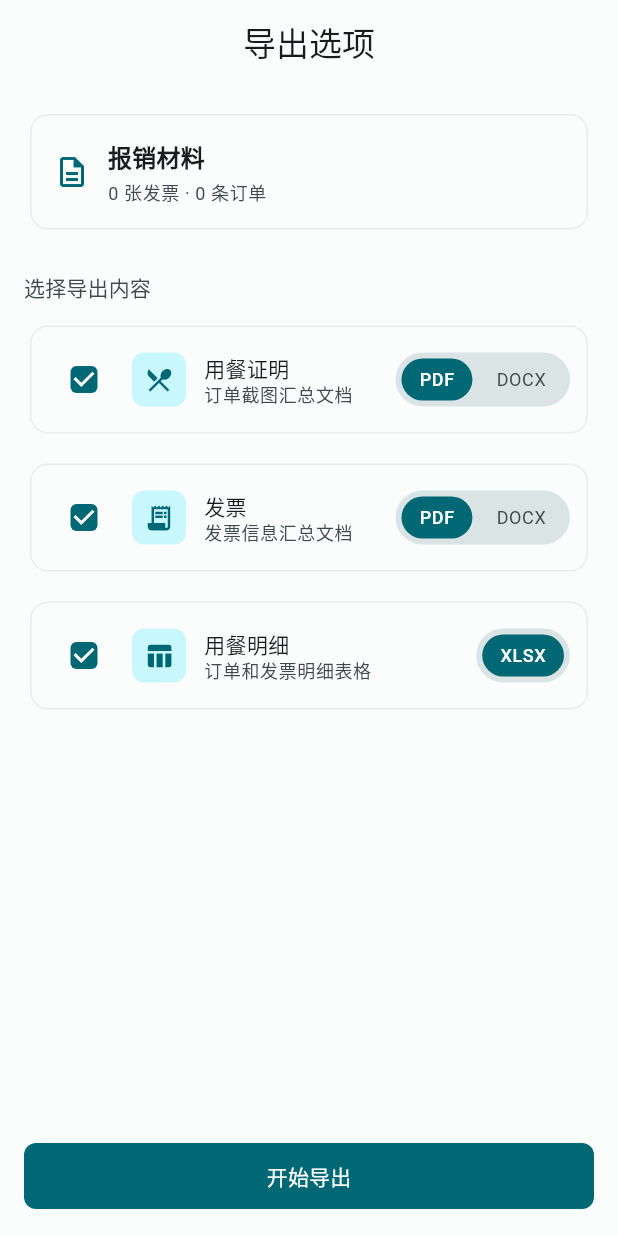
After one commit to AccAutomaton/ReceiptTamer, a Flutter app: the ExportOptionsScreen screen opened by its route, after a tap on "开始导出", on a phone screen of 412 x 824 dp. The commit adds this screen. Run offline on Flutter 3.47's test engine with Material 3 defaults, Android fonts, the phone set to English and light mode, and no system bars; our stand-ins replace easy_refresh, file_picker, flutter_riverpod, freezed_annotation, go_router, image_picker and 3 more; missing offline and left inert: syncfusion_flutter_pdf, syncfusion_flutter_pdfviewer; accounts and stored records are empty.

Commit message:
报销材料导出选项界面设计

```diff
--- /dev/null
+++ b/lib/presentation/screens/export/export_options_screen.dart
@@ -0,0 +1,394 @@
+import 'dart:typed_data';
+
+import 'package:catering_receipt_recorder/presentation/widgets/common/app_button.dart';
+import 'package:file_picker/file_picker.dart';
+import 'package:flutter/material.dart';
+import 'package:flutter_riverpod/flutter_riverpod.dart';
+
+/// Export options screen - choose what to export
+class ExportOptionsScreen extends ConsumerStatefulWidget {
+  final List<int> invoiceIds;
+  final List<int> orderIds;
+
+  const ExportOptionsScreen({
+    required this.invoiceIds,
+    required this.orderIds,
+    super.key,
+  });
+
+  @override
+  ConsumerState<ExportOptionsScreen> createState() => _ExportOptionsScreenState();
+}
+
+class _ExportOptionsScreenState extends ConsumerState<ExportOptionsScreen> {
+  // Export type selection
+  bool _exportMealProof = true;
+  bool _exportInvoice = true;
+  bool _exportMealDetails = true;
+
+  // Format selection for each type
+  ExportFormat _mealProofFormat = ExportFormat.pdf;
+  ExportFormat _invoiceFormat = ExportFormat.pdf;
+  // Meal details only supports xlsx
+
+  bool _isExporting = false;
+
+  @override
+  Widget build(BuildContext context) {
+    final theme = Theme.of(context);
+    final colorScheme = theme.colorScheme;
+
+    return Scaffold(
+      appBar: AppBar(
+        title: const Text('导出选项'),
+        elevation: 0,
+      ),
+      body: Column(
+        children: [
+          Expanded(
+            child: ListView(
+              padding: const EdgeInsets.all(16),
+              children: [
+                // Summary card
+                Card(
+                  child: Padding(
+                    padding: const EdgeInsets.all(16),
+                    child: Row(
+                      children: [
+                        Icon(Icons.description_outlined, color: colorScheme.primary),
+                        const SizedBox(width: 12),
+                        Expanded(
+                          child: Column(
+                            crossAxisAlignment: CrossAxisAlignment.start,
+                            children: [
+                              Text(
+                                '报销材料',
+                                style: theme.textTheme.titleMedium?.copyWith(
+                                  fontWeight: FontWeight.bold,
+                                ),
+                              ),
+                              const SizedBox(height: 4),
+                              Text(
+                                '${widget.invoiceIds.length} 张发票 · ${widget.orderIds.length} 条订单',
+                                style: theme.textTheme.bodySmall?.copyWith(
+                                  color: colorScheme.onSurfaceVariant,
+                                ),
+                              ),
+                            ],
+                          ),
+                        ),
+                      ],
+                    ),
+                  ),
+                ),
+
+                const SizedBox(height: 24),
+
+                // Export options
+                Text(
+                  '选择导出内容',
+                  style: theme.textTheme.titleSmall?.copyWith(
+                    color: colorScheme.onSurfaceVariant,
+                    fontWeight: FontWeight.w500,
+                  ),
+                ),
+                const SizedBox(height: 12),
+
+                // Meal proof option
+                _buildExportOptionCard(
+                  title: '用餐证明',
+                  subtitle: '订单截图汇总文档',
+                  icon: Icons.restaurant_menu,
+                  value: _exportMealProof,
+                  format: _mealProofFormat,
+                  showFormat: true,
+                  onToggle: (v) => setState(() => _exportMealProof = v),
+                  onFormatChange: (f) => setState(() => _mealProofFormat = f),
+                ),
+
+                const SizedBox(height: 12),
+
+                // Invoice option
+                _buildExportOptionCard(
+                  title: '发票',
+                  subtitle: '发票信息汇总文档',
+                  icon: Icons.receipt_long,
+                  value: _exportInvoice,
+                  format: _invoiceFormat,
+                  showFormat: true,
+                  onToggle: (v) => setState(() => _exportInvoice = v),
+                  onFormatChange: (f) => setState(() => _invoiceFormat = f),
+                ),
+
+                const SizedBox(height: 12),
+
+                // Meal details option
+                _buildExportOptionCard(
+                  title: '用餐明细',
+                  subtitle: '订单和发票明细表格',
+                  icon: Icons.table_chart,
+                  value: _exportMealDetails,
+                  format: ExportFormat.xlsx,
+                  showFormat: false,
+                  onToggle: (v) => setState(() => _exportMealDetails = v),
+                ),
+
+                const SizedBox(height: 24),
+              ],
+            ),
+          ),
+
+          // Export button
+          SafeArea(
+            child: Padding(
+              padding: const EdgeInsets.fromLTRB(16, 0, 16, 16),
+              child: AppButton(
+                text: '开始导出',
+                onPressed: _canExport() ? _handleExport : null,
+                isLoading: _isExporting,
+                isFullWidth: true,
+                type: AppButtonType.primary,
+              ),
+            ),
+          ),
+        ],
+      ),
+    );
+  }
+
+  bool _canExport() {
+    return _exportMealProof || _exportInvoice || _exportMealDetails;
+  }
+
+  Widget _buildExportOptionCard({
+    required String title,
+    required String subtitle,
+    required IconData icon,
+    required bool value,
+    ExportFormat format = ExportFormat.pdf,
+    bool showFormat = true,
+    required ValueChanged<bool> onToggle,
+    ValueChanged<ExportFormat>? onFormatChange,
+  }) {
+    final theme = Theme.of(context);
+    final colorScheme = theme.colorScheme;
+
+    return Card(
+      child: Padding(
+        padding: const EdgeInsets.all(12),
+        child: Column(
+          children: [
+            Row(
+              children: [
+                Checkbox(
+                  value: value,
+                  onChanged: (v) => onToggle(v ?? false),
+                  shape: RoundedRectangleBorder(
+                    borderRadius: BorderRadius.circular(4),
+                  ),
+                ),
+                const SizedBox(width: 8),
+                Container(
+                  padding: const EdgeInsets.all(8),
+                  decoration: BoxDecoration(
+                    color: value
+                        ? colorScheme.primaryContainer.withValues(alpha: 0.5)
+                        : colorScheme.surfaceContainerHighest,
+                    borderRadius: BorderRadius.circular(8),
+                  ),
+                  child: Icon(
+                    icon,
+                    size: 20,
+                    color: value ? colorScheme.primary : colorScheme.onSurfaceVariant,
+                  ),
+                ),
+                const SizedBox(width: 12),
+                Expanded(
+                  child: Column(
+                    crossAxisAlignment: CrossAxisAlignment.start,
+                    children: [
+                      Text(
+                        title,
+                        style: theme.textTheme.bodyMedium?.copyWith(
+                          fontWeight: FontWeight.w500,
+                        ),
+                      ),
+                      Text(
+                        subtitle,
+                        style: theme.textTheme.bodySmall?.copyWith(
+                          color: colorScheme.onSurfaceVariant,
+                        ),
+                      ),
+                    ],
+                  ),
+                ),
+                if (value && showFormat)
+                  _buildFormatSelector(format, onFormatChange!),
+                if (value && !showFormat)
+                  Container(
+                    padding: const EdgeInsets.all(4),
+                    decoration: BoxDecoration(
+                      color: colorScheme.surfaceContainerHighest,
+                      borderRadius: BorderRadius.circular(20),
+                    ),
+                    child: Container(
+                      padding: const EdgeInsets.symmetric(horizontal: 12, vertical: 6),
+                      decoration: BoxDecoration(
+                        color: colorScheme.primary,
+                        borderRadius: BorderRadius.circular(16),
+                      ),
+                      child: Text(
+                        'XLSX',
+                        style: theme.textTheme.bodySmall?.copyWith(
+                          color: colorScheme.onPrimary,
+                          fontWeight: FontWeight.w500,
+                        ),
+                      ),
+                    ),
+                  ),
+              ],
+            ),
+          ],
+        ),
+      ),
+    );
+  }
+
+  Widget _buildFormatSelector(
+    ExportFormat currentFormat,
+    ValueChanged<ExportFormat> onChanged,
+  ) {
+    final theme = Theme.of(context);
+    final colorScheme = theme.colorScheme;
+
+    return Container(
+      padding: const EdgeInsets.all(4),
+      decoration: BoxDecoration(
+        color: colorScheme.surfaceContainerHighest,
+        borderRadius: BorderRadius.circular(20),
+      ),
+      child: Row(
+        mainAxisSize: MainAxisSize.min,
+        children: [
+          _buildFormatChip('PDF', ExportFormat.pdf, currentFormat, onChanged),
+          const SizedBox(width: 4),
+          _buildFormatChip('DOCX', ExportFormat.docx, currentFormat, onChanged),
+        ],
+      ),
+    );
+  }
+
+  Widget _buildFormatChip(
+    String label,
+    ExportFormat format,
+    ExportFormat currentFormat,
+    ValueChanged<ExportFormat> onChanged,
+  ) {
+    final theme = Theme.of(context);
+    final colorScheme = theme.colorScheme;
+    final isSelected = format == currentFormat;
+
+    return GestureDetector(
+      onTap: () => onChanged(format),
+      child: Container(
+        padding: const EdgeInsets.symmetric(horizontal: 12, vertical: 6),
+        decoration: BoxDecoration(
+          color: isSelected ? colorScheme.primary : Colors.transparent,
+          borderRadius: BorderRadius.circular(16),
+        ),
+        child: Text(
+          label,
+          style: theme.textTheme.bodySmall?.copyWith(
+            color: isSelected ? colorScheme.onPrimary : colorScheme.onSurfaceVariant,
+            fontWeight: isSelected ? FontWeight.w500 : FontWeight.normal,
+          ),
+        ),
+      ),
+    );
+  }
+
+  Future<void> _handleExport() async {
+    setState(() {
+      _isExporting = true;
+    });
+
+    try {
+      final timestamp = _formatTimestamp(DateTime.now());
+      int successCount = 0;
+
+      // Export meal proof
+      if (_exportMealProof) {
+        final extension = _mealProofFormat == ExportFormat.pdf ? 'pdf' : 'docx';
+        final path = await FilePicker.platform.saveFile(
+          dialogTitle: '保存用餐证明',
+          fileName: '用餐证明_$timestamp.$extension',
+          type: FileType.custom,
+          allowedExtensions: [extension],
+          bytes: Uint8List(0),
+        );
+        if (path != null) {
+          successCount++;
+        }
+      }
+
+      // Export invoice
+      if (_exportInvoice) {
+        final extension = _invoiceFormat == ExportFormat.pdf ? 'pdf' : 'docx';
+        final path = await FilePicker.platform.saveFile(
+          dialogTitle: '保存发票',
+          fileName: '发票_$timestamp.$extension',
+          type: FileType.custom,
+          allowedExtensions: [extension],
+          bytes: Uint8List(0),
+        );
+        if (path != null) {
+          successCount++;
+        }
+      }
+
+      // Export meal details
+      if (_exportMealDetails) {
+        final path = await FilePicker.platform.saveFile(
+          dialogTitle: '保存用餐明细',
+          fileName: '用餐明细_$timestamp.xlsx',
+          type: FileType.custom,
+          allowedExtensions: ['xlsx'],
+          bytes: Uint8List(0),
+        );
+        if (path != null) {
+          successCount++;
+        }
+      }
+
+      if (mounted && successCount > 0) {
+        ScaffoldMessenger.of(context).showSnackBar(
+          SnackBar(content: Text('成功导出 $successCount 个文件')),
+        );
+        Navigator.pop(context);
+      }
+    } catch (e) {
+      if (mounted) {
+        ScaffoldMessenger.of(context).showSnackBar(
+          SnackBar(content: Text('导出失败: $e')),
+        );
+      }
+    } finally {
+      if (mounted) {
+        setState(() {
+          _isExporting = false;
+        });
+      }
+    }
+  }
+
+  String _formatTimestamp(DateTime dt) {
+    return '${dt.year}${dt.month.toString().padLeft(2, '0')}${dt.day.toString().padLeft(2, '0')}_${dt.hour.toString().padLeft(2, '0')}${dt.minute.toString().padLeft(2, '0')}';
+  }
+}
+
+/// Export format enum
+enum ExportFormat {
+  pdf,
+  docx,
+  xlsx,
+}
--- a/lib/router/app_router.dart
+++ b/lib/router/app_router.dart
@@ -12,6 +12,7 @@ import '../presentation/screens/invoices/invoice_detail_screen.dart';
 import '../presentation/screens/invoices/invoice_edit_screen.dart';
 import '../presentation/screens/invoices/order_selector_screen.dart';
 import '../presentation/screens/export/export_screen.dart';
+import '../presentation/screens/export/export_options_screen.dart';
 import '../presentation/screens/settings/settings_screen.dart';
 import '../presentation/widgets/main_shell.dart';
 
@@ -157,6 +158,26 @@ final routerProvider = Provider<GoRouter>((ref) {
         name: 'export',
         builder: (context, state) => const ExportScreen(),
       ),
+      GoRoute(
+        path: '/export/options',
+        name: 'export_options',
+        builder: (context, state) {
+          final invoiceIdsStr = state.uri.queryParameters['invoiceIds'] ?? '';
+          final orderIdsStr = state.uri.queryParameters['orderIds'] ?? '';
+
+          final invoiceIds = invoiceIdsStr.isEmpty
+              ? <int>[]
+              : invoiceIdsStr.split(',').map((id) => int.tryParse(id)).whereType<int>().toList();
+          final orderIds = orderIdsStr.isEmpty
+              ? <int>[]
+              : orderIdsStr.split(',').map((id) => int.tryParse(id)).whereType<int>().toList();
+
+          return ExportOptionsScreen(
+            invoiceIds: invoiceIds,
+            orderIds: orderIds,
+          );
+        },
+      ),
     ],
     errorBuilder: (context, state) => _ErrorScreen(
       message: state.error?.toString() ?? 'Page not found',
```
Also changed, not shown: lib/presentation/screens/export/export_screen.dart (+8 -176 lines).
